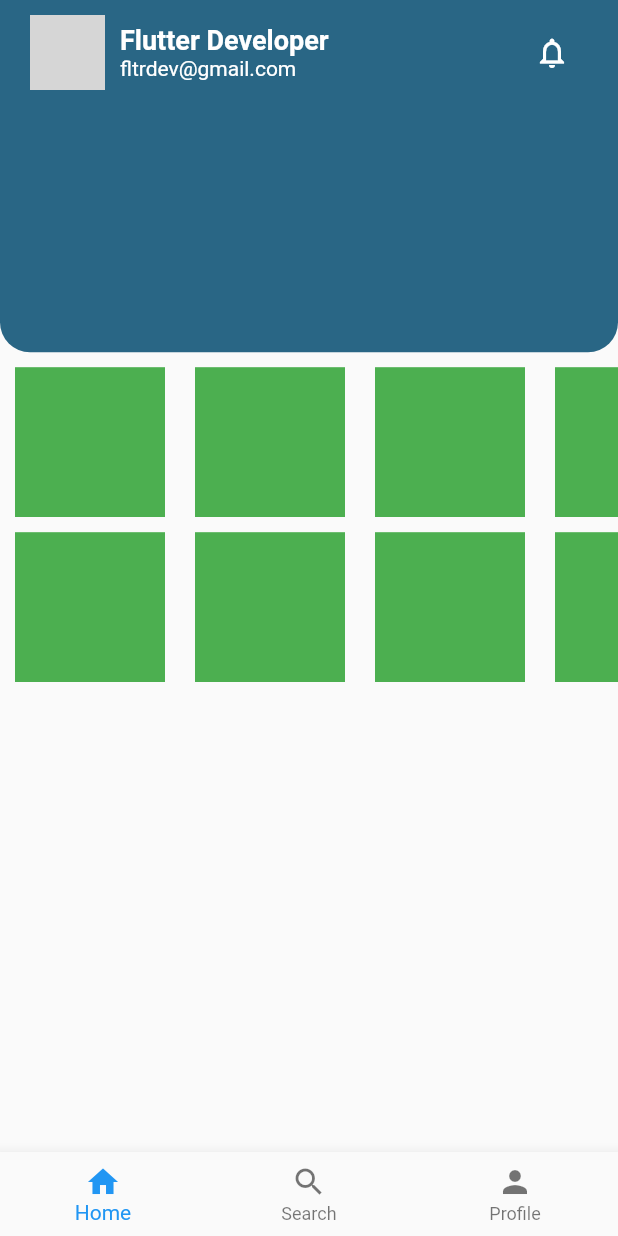
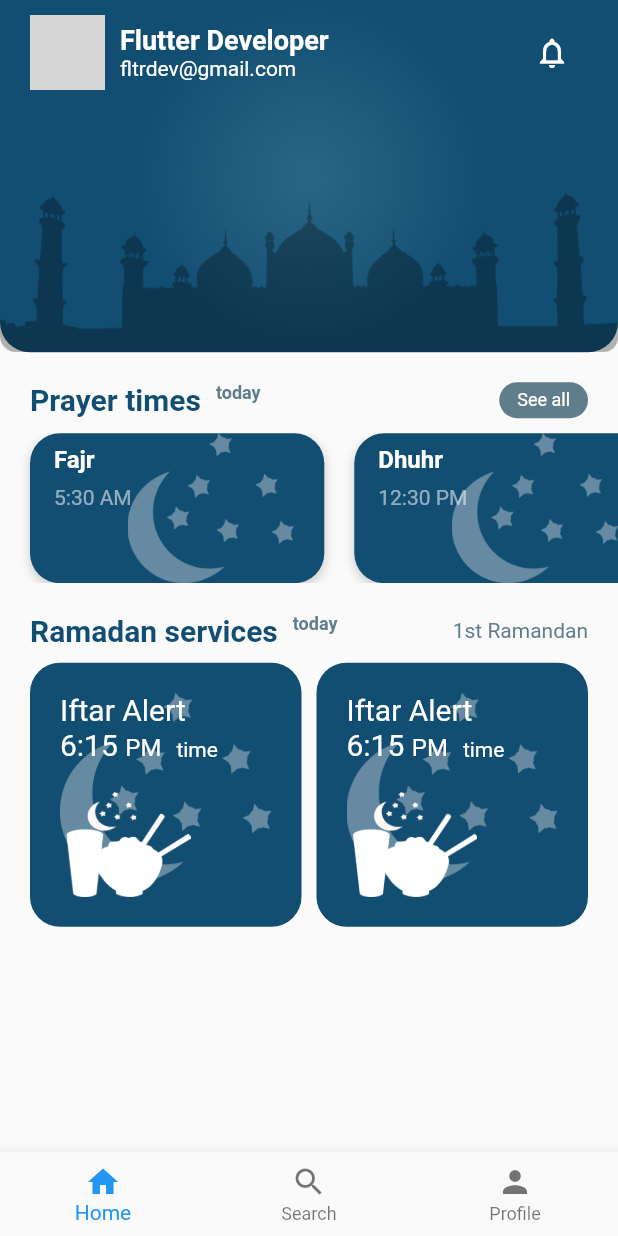
Before and after one commit to vemo068/finance_dark, a Flutter app: the screen it shows after launch, on a phone screen of 412 x 824 dp. Run offline on Flutter 3.47's test engine with Material 2 defaults, Android fonts, the light colour scheme and no system bars; our stand-ins replace get; network calls fail; grey boxes are pictures that could not be loaded.

Commit message:
ramadan finished

```diff
--- /dev/null
+++ b/lib/RamadanApp/components/SalatComponent.dart
@@ -0,0 +1,68 @@
+import 'package:flutter/material.dart';
+
+class SalatComponent extends StatelessWidget {
+  final String name;
+  final String time;
+
+  const SalatComponent({
+    Key? key,
+    required this.name,
+    required this.time,
+  }) : super(key: key);
+
+  @override
+  Widget build(BuildContext context) {
+    return Container(
+      height: 100,
+      width: MediaQuery.of(context).size.width / 2.1,
+      decoration: BoxDecoration(
+        color: const Color(0xff124E72),
+        borderRadius: BorderRadius.circular(20),
+        boxShadow: [
+          BoxShadow(
+            color: Colors.grey.withOpacity(0.5),
+            blurRadius: 5,
+            offset: const Offset(0, 3),
+          ),
+        ],
+      ),
+      child: Stack(
+        children: [
+          Expanded(
+            child: Padding(
+              padding: const EdgeInsets.symmetric(horizontal: 16, vertical: 8),
+              child: Column(
+                crossAxisAlignment: CrossAxisAlignment.stretch,
+                children: [
+                  Text(
+                    name,
+                    style: const TextStyle(
+                        fontSize: 16,
+                        fontWeight: FontWeight.bold,
+                        color: Colors.white),
+                  ),
+                  const SizedBox(height: 8),
+                  Text(
+                    time,
+                    style: const TextStyle(
+                      fontSize: 14,
+                      color: Colors.white54,
+                    ),
+                  ),
+                ],
+              ),
+            ),
+          ),
+          Positioned(
+            left: 65,
+            child: Image.asset(
+              "assets/hilal.png",
+              height: 100,
+              fit: BoxFit.cover,
+            ),
+          )
+        ],
+      ),
+    );
+  }
+}
--- /dev/null
+++ b/lib/RamadanApp/components/iftar_alert.dart
@@ -0,0 +1,74 @@
+import 'package:finance_dark/RamadanApp/components/styles.dart';
+import 'package:flutter/material.dart';
+
+class IftarAlert extends StatelessWidget {
+  const IftarAlert({
+    Key? key,
+  }) : super(key: key);
+
+  @override
+  Widget build(BuildContext context) {
+    return Container(
+      padding: const EdgeInsets.all(20),
+      decoration:
+          BoxDecoration(color: kcmain, borderRadius: BorderRadius.circular(20)),
+      child: Stack(
+        children: [
+          Positioned(
+              child: Image.asset(
+            "assets/hilal.png",
+            fit: BoxFit.cover,
+          )),
+          Column(crossAxisAlignment: CrossAxisAlignment.start, children: [
+            const Text(
+              "Iftar Alert",
+              style: TextStyle(
+                color: Colors.white,
+                fontSize: 20,
+              ),
+            ),
+            Row(
+              crossAxisAlignment: CrossAxisAlignment.end,
+              children: const [
+                Text(
+                  "6:15",
+                  style: TextStyle(
+                    color: Colors.white,
+                    fontSize: 20,
+                  ),
+                ),
+                SizedBox(
+                  width: 5,
+                ),
+                Text(
+                  "PM",
+                  style: TextStyle(
+                    color: Colors.white,
+                    fontSize: 16,
+                  ),
+                ),
+                SizedBox(
+                  width: 10,
+                ),
+                Text(
+                  "time",
+                  style: TextStyle(
+                    color: Colors.white,
+                  ),
+                ),
+              ],
+            ),
+            const SizedBox(
+              height: 20,
+            ),
+            Image.asset(
+              "assets/iftar.png",
+              height: 70,
+              fit: BoxFit.cover,
+            )
+          ]),
+        ],
+      ),
+    );
+  }
+}
--- /dev/null
+++ b/lib/RamadanApp/components/styles.dart
@@ -0,0 +1,4 @@
+import 'package:flutter/material.dart';
+
+Color kcmain = Color(0xff124E72);
+Color kcmain2 = Color(0xff296685);
--- a/lib/RamadanApp/pages/ramadane_page.dart
+++ b/lib/RamadanApp/pages/ramadane_page.dart
@@ -1,3 +1,6 @@
+import 'package:finance_dark/RamadanApp/components/SalatComponent.dart';
+import 'package:finance_dark/RamadanApp/components/iftar_alert.dart';
+import 'package:finance_dark/RamadanApp/components/styles.dart';
 import 'package:finance_dark/RamadanApp/controllers/page_controller.dart';
 import 'package:flutter/material.dart';
 import 'package:get/get.dart';
@@ -12,25 +15,42 @@ class RamadanPage extends StatelessWidget {
           crossAxisAlignment: CrossAxisAlignment.start,
           children: [
             Container(
-              padding: EdgeInsets.symmetric(horizontal: 20, vertical: 10),
-              decoration: BoxDecoration(
-                  color: Color(0xff296685),
+              decoration: const BoxDecoration(
+                  gradient: RadialGradient(
+                    center: Alignment.center,
+                    colors: [Color(0xff296685), Color(0xff124E72)],
+                    stops: [0.0, 1.0],
+                  ),
                   borderRadius:
                       BorderRadius.vertical(bottom: Radius.circular(20))),
+              child: Stack(
+                children: [
+                  Positioned(
+                    bottom: 0,
+                    right: 0,
+                    left: 0,
+                    child: Image.asset(
+                      "assets/masdjid.png",
+                      fit: BoxFit.cover,
+                    ),
+                  ),
+                  Padding(
+                    padding: const EdgeInsets.symmetric(
+                        horizontal: 20, vertical: 10),
                     child: Column(
                       children: [
                         Row(
                           crossAxisAlignment: CrossAxisAlignment.center,
                           children: [
-                      CircleAvatar(
+                            const CircleAvatar(
                               radius: 25,
                               backgroundImage: NetworkImage(
                                   'https://www.gravatar.com/avatar/205e460b479e2e5b48aec07710c08d50?s=200'),
                             ),
-                      SizedBox(width: 10),
+                            const SizedBox(width: 10),
                             Column(
                               crossAxisAlignment: CrossAxisAlignment.start,
-                        children: [
+                              children: const [
                                 Text(
                                   'Flutter Developer',
                                   style: TextStyle(
@@ -47,9 +67,9 @@ class RamadanPage extends StatelessWidget {
                                 ),
                               ],
                             ),
-                      Spacer(),
+                            const Spacer(),
                             IconButton(
-                        icon: Icon(
+                              icon: const Icon(
                                 Icons.notifications_none,
                                 color: Colors.white,
                               ),
@@ -63,43 +83,144 @@ class RamadanPage extends StatelessWidget {
                       ],
                     ),
                   ),
-            SizedBox(height: 10),
-            Container(
-              height: 100,
-              child: ListView.builder(
-                scrollDirection: Axis.horizontal,
-                itemCount: 5,
-                itemBuilder: (BuildContext context, int index) {
-                  return Container(
-                    margin: EdgeInsets.symmetric(horizontal: 10),
-                    width: 100,
-                    color: Colors.green,
-                  );
-                },
+                ],
               ),
             ),
-            SizedBox(height: 10),
+            const SizedBox(height: 20),
+            Padding(
+              padding: const EdgeInsets.symmetric(horizontal: 20),
+              child: Row(
+                mainAxisAlignment: MainAxisAlignment.spaceBetween,
+                children: [
+                  Row(
+                    crossAxisAlignment: CrossAxisAlignment.start,
+                    children: [
+                      Text(
+                        "Prayer times",
+                        style: TextStyle(
+                            color: kcmain,
+                            fontSize: 20,
+                            fontWeight: FontWeight.bold),
+                      ),
+                      const SizedBox(
+                        width: 10,
+                      ),
+                      const Text(
+                        "today",
+                        style: TextStyle(
+                            color: Colors.blueGrey,
+                            fontSize: 12,
+                            fontWeight: FontWeight.bold),
+                      )
+                    ],
+                  ),
                   Container(
-              height: 100,
-              child: ListView.builder(
-                scrollDirection: Axis.horizontal,
-                itemCount: 5,
-                itemBuilder: (BuildContext context, int index) {
-                  return Container(
-                    margin: EdgeInsets.symmetric(horizontal: 10),
-                    width: 100,
-                    color: Colors.green,
-                  );
-                },
+                    padding:
+                        const EdgeInsets.symmetric(vertical: 5, horizontal: 12),
+                    decoration: BoxDecoration(
+                        color: Colors.blueGrey,
+                        borderRadius: BorderRadius.circular(30)),
+                    child: const Center(
+                      child: Text(
+                        "See all",
+                        style: TextStyle(color: Colors.white, fontSize: 12),
                       ),
                     ),
+                  ),
+                ],
+              ),
+            ),
+            const SizedBox(
+              height: 10,
+            ),
+            SizedBox(
+              height: 100,
+              child: ListView(
+                scrollDirection: Axis.horizontal,
+                children: const [
+                  SizedBox(
+                    width: 20,
+                  ),
+                  SalatComponent(name: 'Fajr', time: '5:30 AM'),
+                  SizedBox(
+                    width: 20,
+                  ),
+                  SalatComponent(name: 'Dhuhr', time: '12:30 PM'),
+                  SizedBox(
+                    width: 20,
+                  ),
+                  SalatComponent(name: 'Asr', time: '4:00 PM'),
+                  SizedBox(
+                    width: 20,
+                  ),
+                  SalatComponent(name: 'Maghrib', time: '6:00 PM'),
+                  SizedBox(
+                    width: 20,
+                  ),
+                  SalatComponent(name: 'Isha', time: '8:30 PM'),
+                  SizedBox(
+                    width: 20,
+                  ),
+                ],
+              ),
+            ),
+            const SizedBox(height: 20),
+            Padding(
+              padding: const EdgeInsets.symmetric(horizontal: 20),
+              child: Row(
+                mainAxisAlignment: MainAxisAlignment.spaceBetween,
+                children: [
+                  Row(
+                    crossAxisAlignment: CrossAxisAlignment.start,
+                    children: [
+                      Text(
+                        "Ramadan services",
+                        style: TextStyle(
+                            color: kcmain,
+                            fontSize: 20,
+                            fontWeight: FontWeight.bold),
+                      ),
+                      const SizedBox(
+                        width: 10,
+                      ),
+                      const Text(
+                        "today",
+                        style: TextStyle(
+                            color: Colors.blueGrey,
+                            fontSize: 12,
+                            fontWeight: FontWeight.bold),
+                      )
+                    ],
+                  ),
+                  const Text(
+                    "1st Ramandan",
+                    style: TextStyle(color: Colors.blueGrey),
+                  ),
+                ],
+              ),
+            ),
+            const SizedBox(
+              height: 10,
+            ),
+            Padding(
+              padding: const EdgeInsets.symmetric(horizontal: 20),
+              child: Row(
+                children: const [
+                  Expanded(child: IftarAlert()),
+                  SizedBox(
+                    width: 10,
+                  ),
+                  Expanded(child: IftarAlert()),
+                ],
+              ),
+            )
           ],
         ),
       ),
       bottomNavigationBar: Obx(() => BottomNavigationBar(
             currentIndex: homeController.selectedIndex.value,
             onTap: homeController.changePageIndex,
-            items: [
+            items: const [
               BottomNavigationBarItem(
                 icon: Icon(Icons.home),
                 label: 'Home',
--- a/pubspec.yaml
+++ b/pubspec.yaml
@@ -38,6 +38,7 @@ dependencies:
   cupertino_icons: ^1.0.2
 
 dev_dependencies:
+  pedantic:
   flutter_test:
     sdk: flutter
 
@@ -60,8 +61,8 @@ flutter:
   uses-material-design: true
 
   # To add assets to your application, add an assets section, like this:
-  # assets:
-  #   - images/a_dot_burr.jpeg
+  assets:
+    - assets/
   #   - images/a_dot_ham.jpeg
 
   # An image asset can refer to one or more resolution-specific "variants", see
```
Also changed, not shown: analysis_options.yaml (line endings or trailing spaces), assets/hilal.png (added), assets/iftar.png (added), assets/masdjid.png (added), pubspec.lock. Lines whose indentation alone changed are shown as unchanged.
